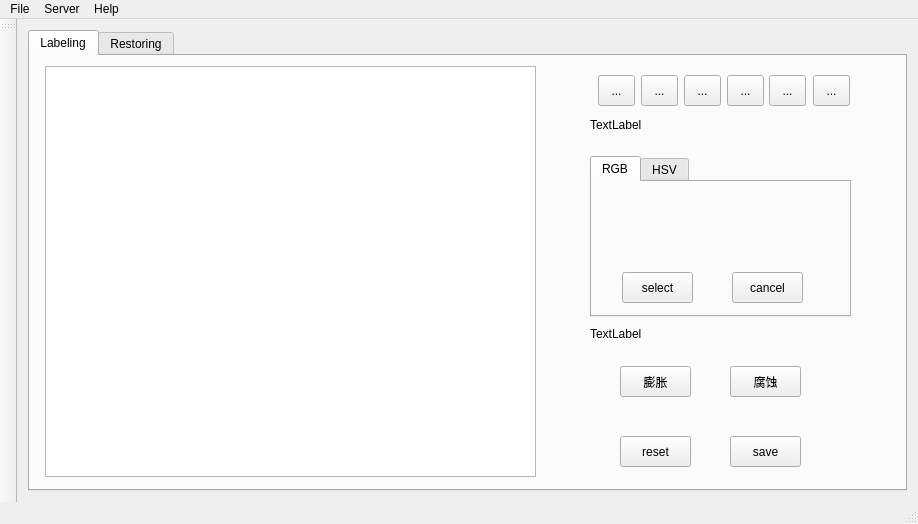
Old version of the form oldPhotoRestoration/mainWindow.ui in the repository dorren002/oldPhotoLabelingAndRestorationSystem.
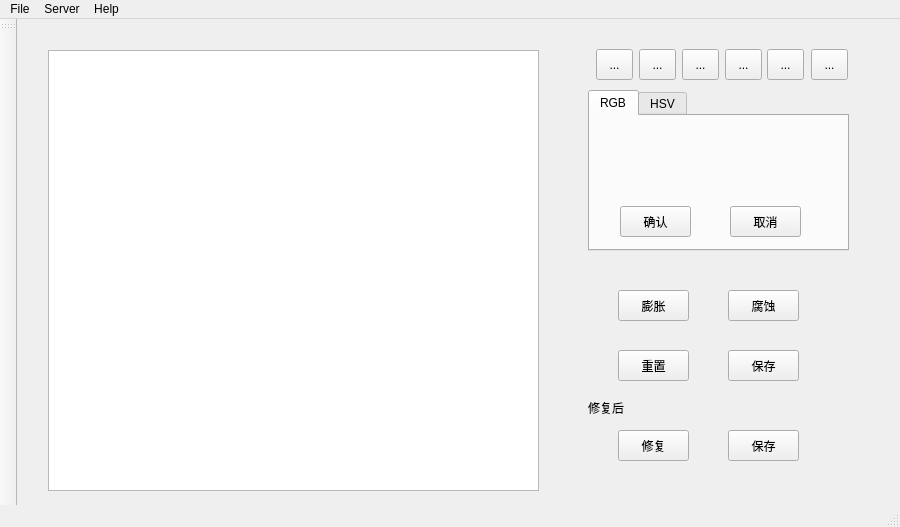
New version of the form. Custom widgets are drawn as their Qt base class.

Patch:
```diff
--- a/oldPhotoRestoration/mainWindow.ui
+++ b/oldPhotoRestoration/mainWindow.ui
@@ -6,8 +6,8 @@
    <rect>
     <x>0</x>
     <y>0</y>
-    <width>918</width>
-    <height>524</height>
+    <width>900</width>
+    <height>527</height>
    </rect>
   </property>
   <property name="windowTitle">
@@ -16,27 +16,26 @@
   <widget class="QWidget" name="centralWidget">
    <layout class="QVBoxLayout" name="verticalLayout">
     <item>
-     <widget class="QTabWidget" name="tabWidget">
-      <property name="cursor">
-       <cursorShape>ArrowCursor</cursorShape>
+     <widget class="QWidget" name="backGround" native="true">
+      <property name="enabled">
+       <bool>true</bool>
       </property>
-      <property name="currentIndex">
-       <number>0</number>
+      <property name="maximumSize">
+       <size>
+        <width>901</width>
+        <height>16777215</height>
+       </size>
       </property>
-      <widget class="QWidget" name="tab">
        <property name="cursor">
         <cursorShape>ArrowCursor</cursorShape>
        </property>
-       <attribute name="title">
-        <string>Labeling</string>
-       </attribute>
        <widget class="QWidget" name="widget_2" native="true">
         <property name="geometry">
          <rect>
           <x>540</x>
           <y>10</y>
           <width>291</width>
-          <height>421</height>
+         <height>441</height>
          </rect>
         </property>
         <widget class="QWidget" name="widget_3" native="true">
@@ -131,7 +130,7 @@
          <property name="geometry">
           <rect>
            <x>20</x>
-           <y>90</y>
+          <y>50</y>
            <width>261</width>
            <height>161</height>
           </rect>
@@ -153,7 +152,7 @@
             </rect>
            </property>
            <property name="text">
-            <string>select</string>
+           <string>确认</string>
            </property>
           </widget>
           <widget class="QToolButton" name="btnCancelRGB">
@@ -166,7 +165,7 @@
             </rect>
            </property>
            <property name="text">
-            <string>cancel</string>
+           <string>取消</string>
            </property>
           </widget>
           <widget class="boxSlider" name="rgbSlider" native="true">
@@ -233,37 +232,24 @@
           </widget>
          </widget>
         </widget>
-        <widget class="QLabel" name="label_2">
-         <property name="geometry">
-          <rect>
-           <x>20</x>
-           <y>51</y>
-           <width>54</width>
-           <height>16</height>
-          </rect>
-         </property>
-         <property name="text">
-          <string>TextLabel</string>
-         </property>
-        </widget>
         <widget class="QLabel" name="label_3">
          <property name="geometry">
           <rect>
            <x>20</x>
-           <y>260</y>
+          <y>360</y>
            <width>54</width>
            <height>16</height>
           </rect>
          </property>
          <property name="text">
-          <string>TextLabel</string>
+         <string>修复后</string>
          </property>
         </widget>
         <widget class="QWidget" name="widget_4" native="true">
          <property name="geometry">
           <rect>
            <x>20</x>
-           <y>290</y>
+          <y>240</y>
            <width>261</width>
            <height>60</height>
           </rect>
@@ -299,7 +285,7 @@
          <property name="geometry">
           <rect>
            <x>20</x>
-           <y>360</y>
+          <y>300</y>
            <width>261</width>
            <height>51</height>
           </rect>
@@ -314,39 +300,59 @@
            </rect>
           </property>
           <property name="text">
-           <string>reset</string>
+          <string>重置</string>
+         </property>
+        </widget>
+        <widget class="QToolButton" name="btnSaveMask">
+         <property name="geometry">
+          <rect>
+           <x>140</x>
+           <y>10</y>
+           <width>71</width>
+           <height>31</height>
+          </rect>
+         </property>
+         <property name="text">
+          <string>保存</string>
+         </property>
+        </widget>
+       </widget>
+       <widget class="QToolButton" name="btnRestore">
+        <property name="geometry">
+         <rect>
+          <x>50</x>
+          <y>390</y>
+          <width>71</width>
+          <height>31</height>
+         </rect>
+        </property>
+        <property name="text">
+         <string>修复</string>
           </property>
          </widget>
          <widget class="QToolButton" name="btnSave">
           <property name="geometry">
            <rect>
-            <x>140</x>
-            <y>10</y>
+          <x>160</x>
+          <y>390</y>
             <width>71</width>
             <height>31</height>
            </rect>
           </property>
           <property name="text">
-           <string>save</string>
-          </property>
-         </widget>
+         <string>保存</string>
+        </property>
         </widget>
        </widget>
        <widget class="ImageView" name="labelingGraphicView">
         <property name="geometry">
          <rect>
-          <x>15</x>
-          <y>10</y>
+         <x>20</x>
+         <y>20</y>
           <width>491</width>
-          <height>411</height>
-         </rect>
-        </property>
-       </widget>
-      </widget>
-      <widget class="QWidget" name="tab_2">
-       <attribute name="title">
-        <string>Restoring</string>
-       </attribute>
+         <height>441</height>
+        </rect>
+       </property>
       </widget>
      </widget>
     </item>
@@ -357,7 +363,7 @@
     <rect>
      <x>0</x>
      <y>0</y>
-     <width>918</width>
+     <width>900</width>
      <height>23</height>
     </rect>
    </property>
```
Left out of the diff: 4 changed lines with no effect on the pictures. Lines whose indentation alone changed are shown as unchanged.
